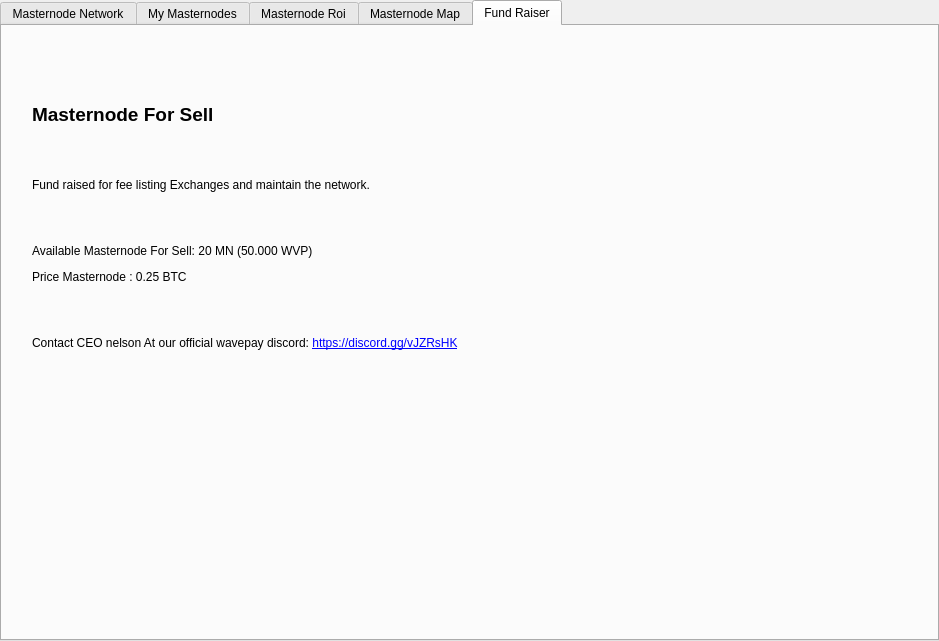
Old version of the form src/qt/forms/masternodemanager.ui in the repository wavepay/wavepaywallet.
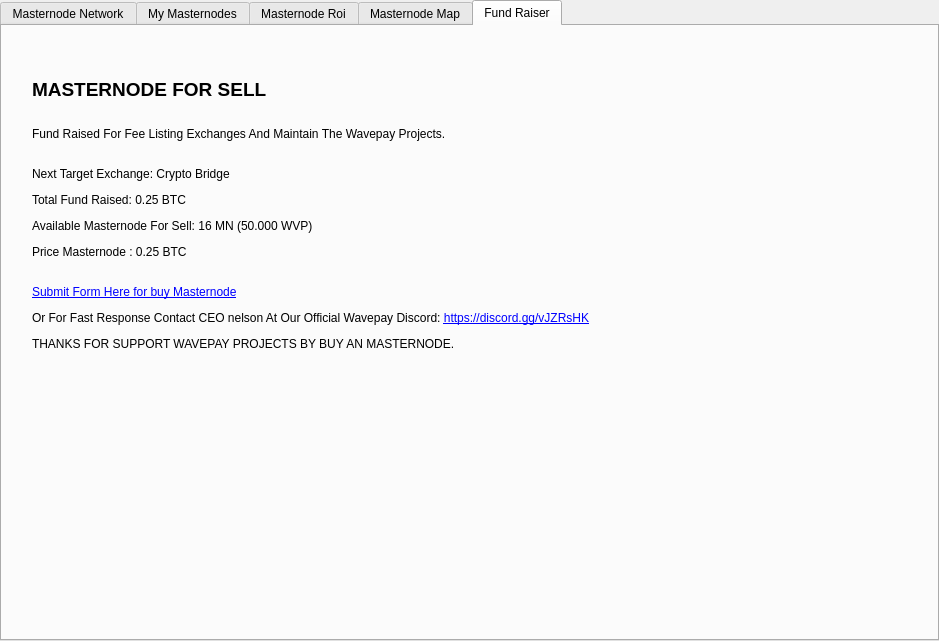
New version of the form.

The edit to the form file:
```diff
--- a/src/qt/forms/masternodemanager.ui
+++ b/src/qt/forms/masternodemanager.ui
@@ -1046,12 +1046,12 @@
           <rect>
            <x>30</x>
            <y>10</y>
-           <width>551</width>
-           <height>421</height>
+           <width>731</width>
+           <height>371</height>
           </rect>
          </property>
          <property name="text">
-          <string>&lt;html&gt;&lt;head/&gt;&lt;body&gt;&lt;p&gt;&lt;span style=&quot; font-size:14pt; font-weight:600;&quot;&gt;Masternode For Sell&lt;/span&gt;&lt;/p&gt;&lt;p&gt;&lt;br/&gt;&lt;/p&gt;&lt;p&gt;Fund raised for fee listing Exchanges and maintain the network.&lt;/p&gt;&lt;p&gt;&lt;br/&gt;&lt;/p&gt;&lt;p&gt;Available Masternode For Sell: 20 MN (50.000 WVP)&lt;/p&gt;&lt;p&gt;Price Masternode : 0.25 BTC&lt;/p&gt;&lt;p&gt;&lt;br/&gt;&lt;/p&gt;&lt;p&gt;Contact CEO nelson At our official wavepay discord: &lt;a href=&quot;https://discord.gg/vJZRsHK&quot;&gt;&lt;span style=&quot; text-decoration: underline; color:#0000ff;&quot;&gt;https://discord.gg/vJZRsHK&lt;/span&gt;&lt;/a&gt;&lt;/p&gt;&lt;p&gt;&lt;br/&gt;&lt;/p&gt;&lt;/body&gt;&lt;/html&gt;</string>
+          <string>&lt;html&gt;&lt;head/&gt;&lt;body&gt;&lt;p&gt;&lt;span style=&quot; font-size:14pt; font-weight:600;&quot;&gt;MASTERNODE FOR SELL&lt;/span&gt;&lt;/p&gt;&lt;p&gt;&lt;br/&gt;Fund Raised For Fee Listing Exchanges And Maintain The Wavepay Projects.&lt;/p&gt;&lt;p&gt;&lt;br/&gt;Next Target Exchange: Crypto Bridge&lt;/p&gt;&lt;p&gt;Total Fund Raised: 0.25 BTC&lt;/p&gt;&lt;p&gt;Available Masternode For Sell: 16 MN (50.000 WVP)&lt;/p&gt;&lt;p&gt;Price Masternode : 0.25 BTC&lt;br/&gt;&lt;/p&gt;&lt;p&gt;&lt;a href=&quot;https://drive.google.com/open?id=1iwbhfFkUkS3Z8iYkky9iecJd5ikUZ-WiVqMkUDtXX5A&quot;&gt;&lt;span style=&quot; text-decoration: underline; color:#0000ff;&quot;&gt;Submit Form Here for buy Masternode&lt;/span&gt;&lt;/a&gt;&lt;/p&gt;&lt;p&gt;Or For Fast Response Contact CEO nelson At Our Official Wavepay Discord: &lt;a href=&quot;https://discord.gg/vJZRsHK&quot;&gt;&lt;span style=&quot; text-decoration: underline; color:#0000ff;&quot;&gt;https://discord.gg/vJZRsHK&lt;/span&gt;&lt;/a&gt;&lt;/p&gt;&lt;p&gt;THANKS FOR SUPPORT WAVEPAY PROJECTS BY BUY AN MASTERNODE.&lt;br/&gt;&lt;/p&gt;&lt;/body&gt;&lt;/html&gt;</string>
          </property>
          <property name="openExternalLinks">
           <bool>true</bool>
```
